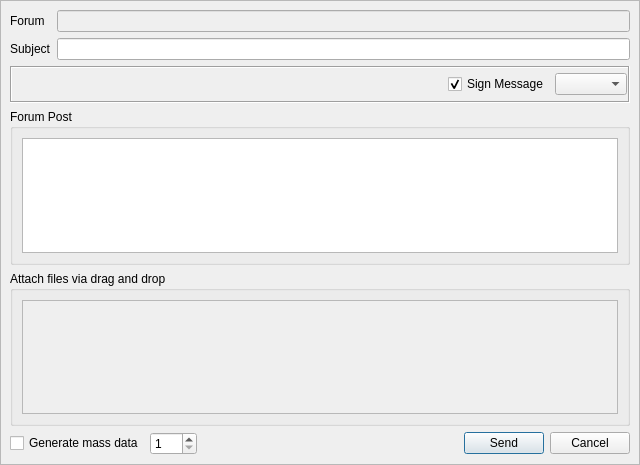
Before: the Qt Designer form retroshare-gui/src/gui/gxsforums/CreateGxsForumMsg.ui in RetroShare/RetroShare, drawn with Qt 5.
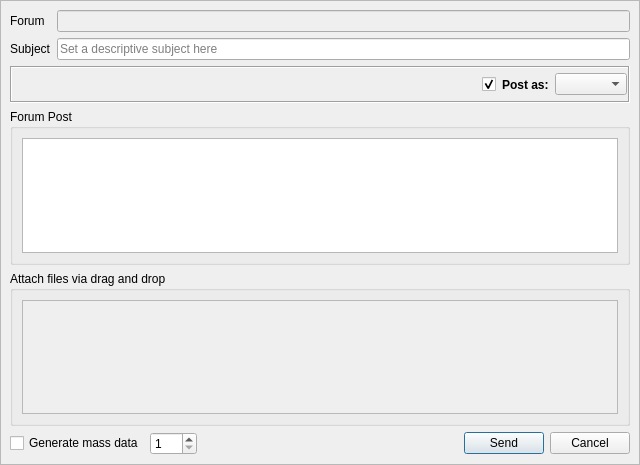
After: the same form once the commit is applied. Icons and pictures are not drawn. Custom widgets are drawn as their Qt base class.

Commit message: Fixed placeholder display on GXS Group Dialog Changed sign icon on create forum message, added a "Post as:" label before gxs id chooser

Diff of the .ui file:
```diff
--- a/retroshare-gui/src/gui/gxsforums/CreateGxsForumMsg.ui
+++ b/retroshare-gui/src/gui/gxsforums/CreateGxsForumMsg.ui
@@ -76,7 +76,11 @@
              </widget>
             </item>
             <item row="1" column="1">
-             <widget class="QLineEdit" name="forumSubject"/>
+             <widget class="QLineEdit" name="forumSubject">
+              <property name="placeholderText">
+               <string>Set a descriptive subject here</string>
+              </property>
+             </widget>
             </item>
            </layout>
           </widget>
@@ -166,17 +170,20 @@
               <property name="focusPolicy">
                <enum>Qt::NoFocus</enum>
               </property>
-              <property name="text">
+              <property name="toolTip">
                <string>Sign Message</string>
               </property>
+              <property name="text">
+               <string/>
+              </property>
               <property name="icon">
                <iconset resource="../images.qrc">
                 <normaloff>:/images/pgp.png</normaloff>:/images/pgp.png</iconset>
               </property>
               <property name="iconSize">
                <size>
-                <width>24</width>
-                <height>24</height>
+                <width>22</width>
+                <height>22</height>
                </size>
               </property>
               <property name="checked">
@@ -184,6 +191,19 @@
               </property>
              </widget>
             </item>
+            <item>
+             <widget class="QLabel" name="label">
+              <property name="font">
+               <font>
+                <weight>75</weight>
+                <bold>true</bold>
+               </font>
+              </property>
+              <property name="text">
+               <string>Post as:</string>
+              </property>
+             </widget>
+            </item>
             <item>
              <widget class="GxsIdChooser" name="idChooser"/>
             </item>
```
Left out of the diff: 2 changed lines with no effect on the pictures. The commit also changes 5 other files.
